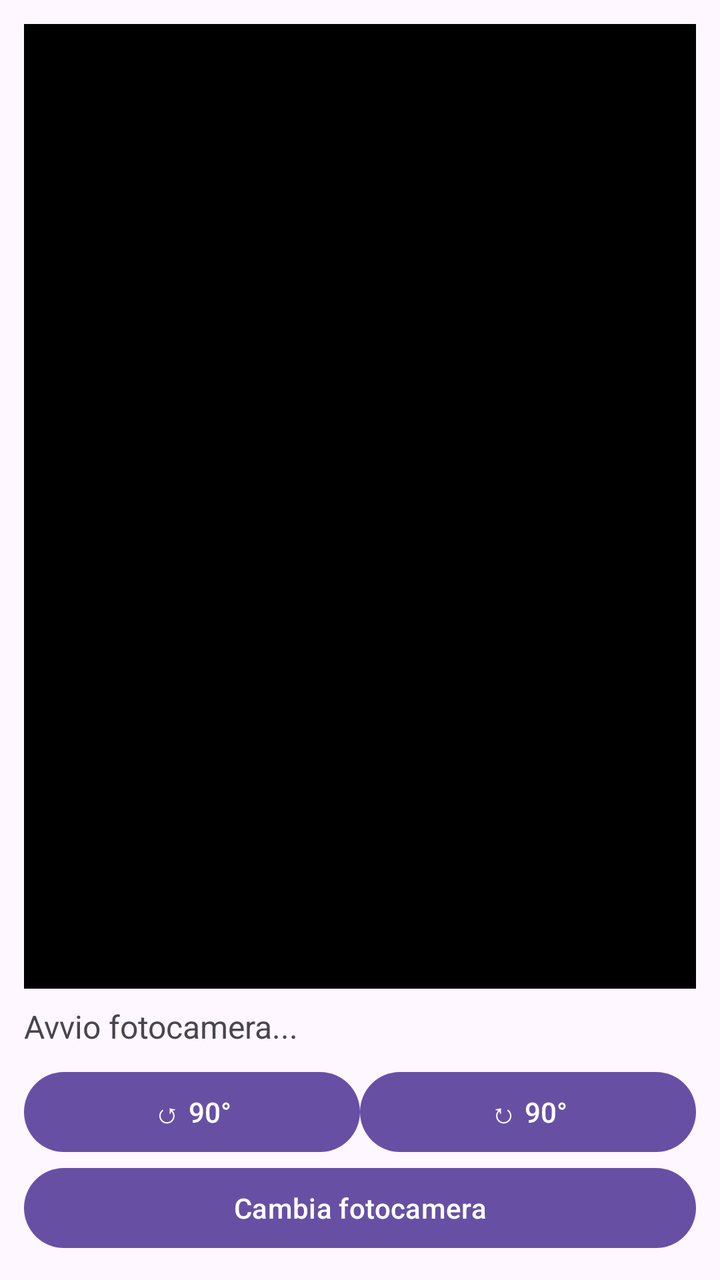
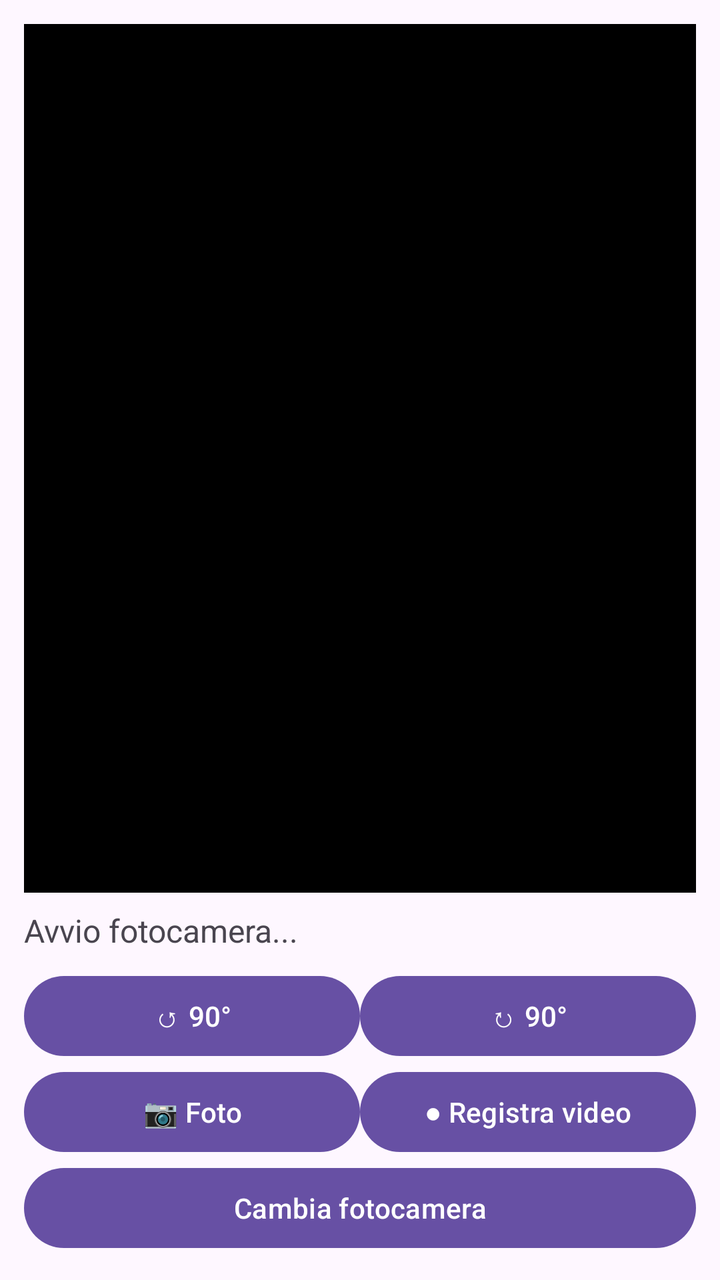

Before-and-after screenshots of an Android layout around one commit, followed by the original layout XML and the change that was made.
<!-- AndroidManifest.xml: application theme Theme.CorrectedCamera -->
<!-- res/layout/activity_main.xml -->
<?xml version="1.0" encoding="utf-8"?>
<LinearLayout xmlns:android="http://schemas.android.com/apk/res/android"
    android:layout_width="match_parent"
    android:layout_height="match_parent"
    android:orientation="vertical"
    android:padding="12dp">

    <ImageView
        android:id="@+id/processedImageView"
        android:layout_width="match_parent"
        android:layout_height="0dp"
        android:layout_weight="1"
        android:background="#000000"
        android:scaleType="fitCenter"
        android:contentDescription="Anteprima fotocamera corretta"/>

    <TextView
        android:id="@+id/statusText"
        android:layout_width="match_parent"
        android:layout_height="wrap_content"
        android:text="Avvio fotocamera..."
        android:textSize="16sp"
        android:paddingTop="8dp"
        android:paddingBottom="8dp"/>

    <LinearLayout
        android:layout_width="match_parent"
        android:layout_height="wrap_content"
        android:orientation="horizontal">

        <Button
            android:id="@+id/rotateLeftButton"
            android:layout_width="0dp"
            android:layout_height="wrap_content"
            android:layout_weight="1"
            android:text="↺ 90°"/>

        <Button
            android:id="@+id/rotateRightButton"
            android:layout_width="0dp"
            android:layout_height="wrap_content"
            android:layout_weight="1"
            android:text="↻ 90°"/>
    </LinearLayout>

    <Button
        android:id="@+id/switchCameraButton"
        android:layout_width="match_parent"
        android:layout_height="wrap_content"
        android:text="Cambia fotocamera"/>

</LinearLayout>
<!-- resources referenced by this layout -->
<resources>
  <style name="Theme.CorrectedCamera" parent="Theme.Material3.DayNight.NoActionBar">
          <item name="android:windowLightStatusBar">false</item>
      </style>
</resources>

<!-- the commit's change to res/layout/activity_main.xml (unified diff, before → after) -->
@@ -43,6 +43,26 @@
             android:text="↻ 90°"/>
     </LinearLayout>
 
+    <LinearLayout
+        android:layout_width="match_parent"
+        android:layout_height="wrap_content"
+        android:orientation="horizontal">
+
+        <Button
+            android:id="@+id/photoButton"
+            android:layout_width="0dp"
+            android:layout_height="wrap_content"
+            android:layout_weight="1"
+            android:text="📷 Foto"/>
+
+        <Button
+            android:id="@+id/videoButton"
+            android:layout_width="0dp"
+            android:layout_height="wrap_content"
+            android:layout_weight="1"
+            android:text="● Registra video"/>
+    </LinearLayout>
+
     <Button
         android:id="@+id/switchCameraButton"
         android:layout_width="match_parent"
